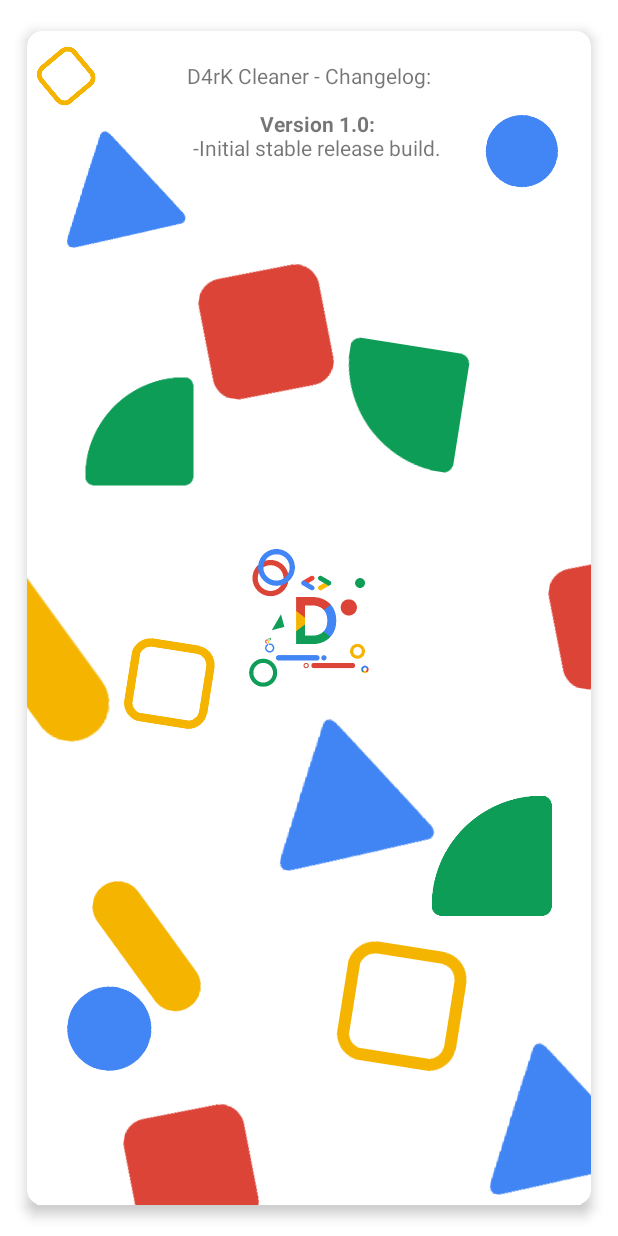
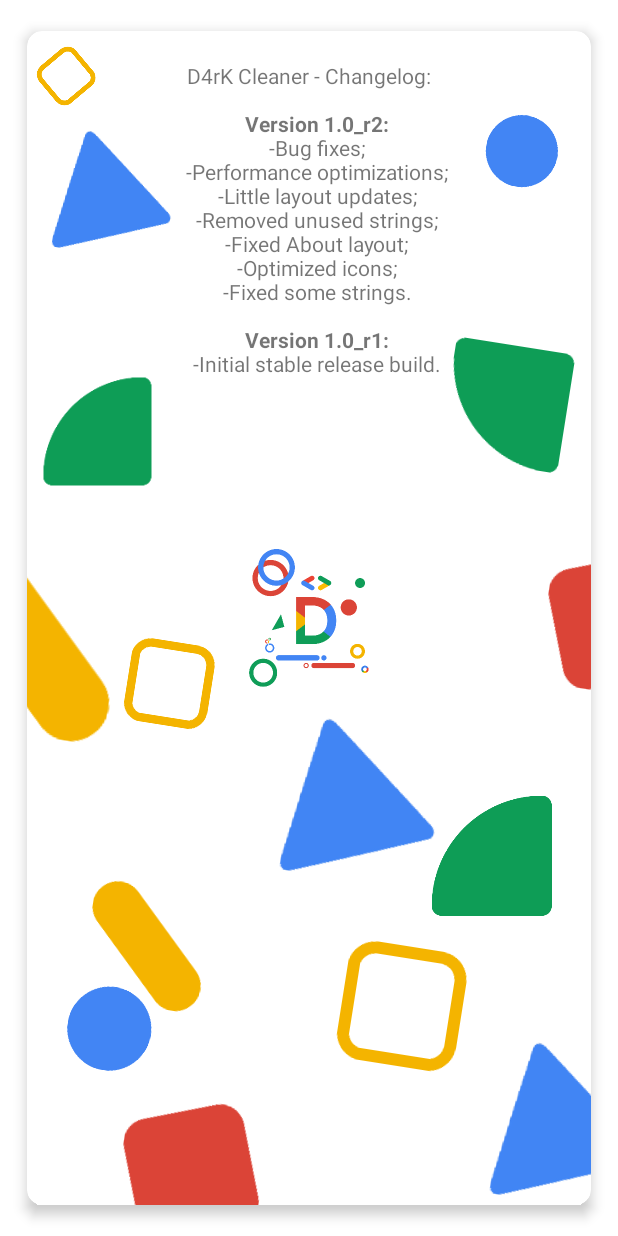
Before and after one commit to CodeHunterDev/com.d4rk.cleaner, an Android app: the ChangelogActivity screen opened directly, with no data from a screen before it, on a phone screen of 412 x 824 dp. Run offline under Robolectric (Android 15) with nearby library versions, the phone set to English and light mode, and no system bars.

Commit message:
Update 1.1_r1 (22)

```diff
--- a/app/build.gradle
+++ b/app/build.gradle
@@ -7,7 +7,7 @@ android {
         //noinspection OldTargetApi
         targetSdkVersion 29
         versionCode 22
-        versionName '1.1_r1'
+        versionName '1.0_r2'
         testInstrumentationRunner "androidx.test.runner.AndroidJUnitRunner"
         signingConfig signingConfigs.debug
         multiDexEnabled false
--- a/app/src/main/res/layout/activity_changelog.xml
+++ b/app/src/main/res/layout/activity_changelog.xml
@@ -73,7 +73,7 @@
         android:layout_gravity="top"
         android:rotation="@android:integer/status_bar_notification_info_maxnum"
         android:src="@drawable/ic_triangle"
-        android:layout_marginStart="200dp"
+        android:layout_marginStart="270dp"
         android:layout_marginTop="199dp"
         tools:ignore="ContentDescription"/>
     <ImageView
@@ -89,18 +89,10 @@
         android:layout_height="90dp"
         android:layout_gravity="top"
         android:src="@drawable/ic_triangle"
-        android:layout_marginStart="30dp"
+        android:layout_marginStart="2dp"
         android:layout_marginTop="222dp"
         tools:ignore="ContentDescription"/>
-    <ImageView
-        android:layout_width="120dp"
-        android:layout_height="120dp"
-        android:layout_gravity="top"
-        android:layout_marginStart="100dp"
-        android:layout_marginTop="140dp"
-        android:rotation="@android:integer/status_bar_notification_info_maxnum"
-        android:src="@drawable/ic_square"
-        tools:ignore="ContentDescription"/>
+
     <ImageView
         android:layout_width="120dp"
         android:layout_height="120dp"
@@ -142,7 +134,7 @@
         android:layout_width="100dp"
         android:layout_height="100dp"
         android:layout_gravity="top"
-        android:layout_marginStart="20dp"
+        android:layout_marginStart="10dp"
         android:layout_marginTop="60dp"
         android:rotation="@android:integer/status_bar_notification_info_maxnum"
         android:src="@drawable/ic_triangle_blue"
--- a/app/src/main/res/values/strings.xml
+++ b/app/src/main/res/values/strings.xml
@@ -58,8 +58,26 @@
 <br> </br>
         \n
 <br> </br>
-        <b>Version 1.0:\n</b>
+        <b>Version 1.0_r2:\n</b>
+<br> </br>
+        -Bug fixes;\n
         <br> </br>
+        -Performance optimizations;\n
+        <br> </br>
+        -Little layout updates;\n
+        <br> </br>
+        -Removed unused strings;\n
+        <br> </br>
+        -Fixed "About" layout;\n
+        <br> </br>
+        -Optimized icons;\n
+        <br> </br>
+        -Fixed some strings.\n
+<br> </br>
+        \n
+<br> </br>
+        <b>Version 1.0_r1:\n</b>
+<br> </br>
         -Initial stable release build.\n
         <br> </br>
     </string>
```
